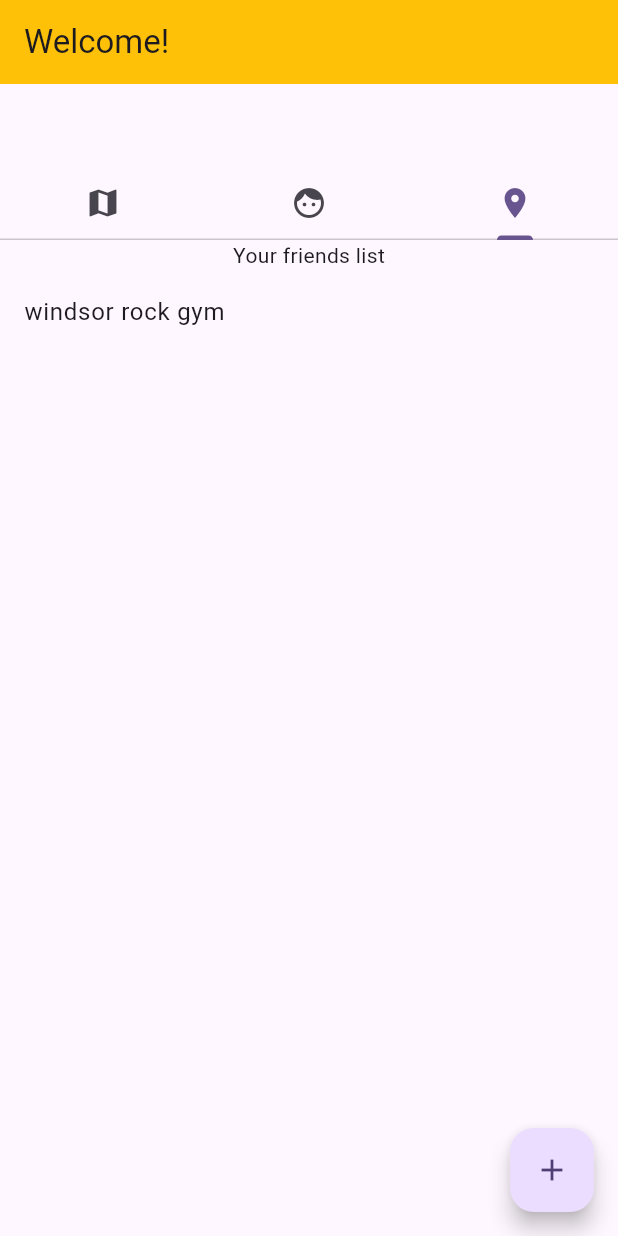
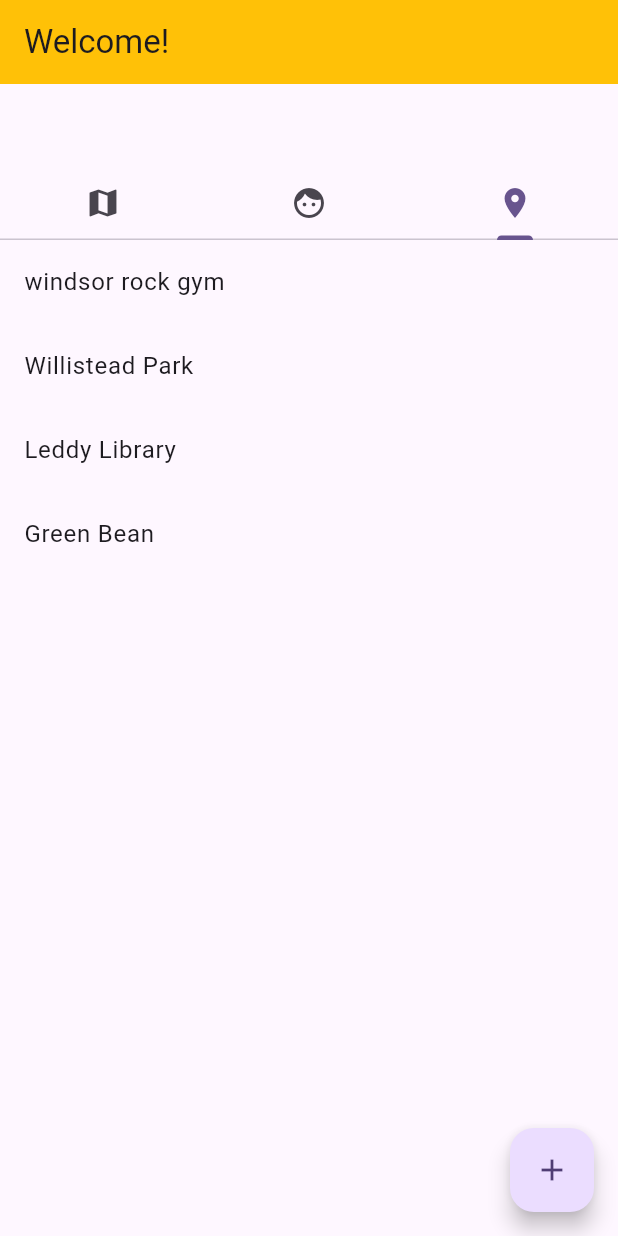
Before and after one commit to miranda0129/winhacks_2024, a Flutter app: the screen it shows after launch, tab 3 chosen, on a phone screen of 412 x 824 dp. Run offline on Flutter 3.47's test engine with Material 3 defaults, Android fonts, the phone set to English and light mode, and no system bars; our stand-ins replace google_maps_flutter; missing offline and left inert: flutter_google_places, google_api_headers, google_maps_webservice.

Commit message:
Refactor mapWidget to use Places model class

```diff
--- a/lib/model/place.dart
+++ b/lib/model/place.dart
@@ -2,11 +2,36 @@
 import 'package:google_maps_flutter/google_maps_flutter.dart';
 
 class Place {
+  int id;
   String name;
-  //LatLng location;
+  LatLng location;
+  String comment;
 
   Place({
+    required this.id,
     required this.name,
-    //required this.location,
+    required this.location,
+    required this.comment,
   });
+
+  static List<Place> getPlaces() {
+      return [
+        Place(id: 1, name: "windsor rock gym", location: const LatLng(42.31542205810547,-83.00333404541016), comment: "Bouldering hangout spot, busiest on Wed & Fri."),
+        Place(id: 2, name: "Willistead Park", location: const LatLng(42.31794738769531,-83.00985717773438), comment: "Pretty paths for mental health walks."),
+        Place(id: 3, name: "Leddy Library", location: const LatLng(42.30780029296875,-83.06781768798828), comment: "Nice atmosphere for getting work done!"),
+        Place(id: 4, name: "Green Bean", location: const LatLng(42.305442810058594,-83.06262969970703), comment: "Great coffee and music, very cozy."),
+      ];
+  }
+
+  Marker getMarker() {
+    return //[
+    Marker(
+        markerId: MarkerId('$id'),
+      position: location,
+      infoWindow: InfoWindow(
+        title: name,
+        snippet: comment,
+      )
+    );
+  }
 }
--- a/lib/screens/checkin_widget.dart
+++ b/lib/screens/checkin_widget.dart
@@ -10,9 +10,7 @@ class CheckInWidget extends StatefulWidget {
 }
 
 class _CheckInWidgetState extends State<CheckInWidget> {
-  List<Place> places = [
-    Place(name: "windsor rock gym")
-  ];
+  List<Place> places = Place.getPlaces();
 
   @override
   Widget build(BuildContext context) {
@@ -20,9 +18,6 @@ class _CheckInWidgetState extends State<CheckInWidget> {
       body: Center(
         child: Column(
           children: [
-            const Text(
-              'Your friends list'
-            ),
             Expanded(
               child: ListView.builder(
                 itemCount: places.length,
--- a/lib/screens/map_widget.dart
+++ b/lib/screens/map_widget.dart
@@ -3,6 +3,7 @@ import 'package:google_maps_flutter/google_maps_flutter.dart'; // for google map
 import 'package:flutter_google_places/flutter_google_places.dart';
 import 'package:google_api_headers/google_api_headers.dart';
 import 'package:google_maps_webservice/places.dart';
+import 'package:winhacks_2024/model/place.dart';
 // instructions: https://codelabs.developers.google.com/codelabs/google-maps-in-flutter#3
 
 class MapWidget extends StatefulWidget {
@@ -21,46 +22,18 @@ class _MapWidgetState extends State<MapWidget> {
     mapController = controller;
   }
 
+  List<Marker> getMarkers(List<Place> places) {
+    List<Marker> markers = [];
+    for (Place place in places) {
+      markers.add(place.getMarker());
+    }
+    return markers;
+  }
+
   // list of map markers on google map
   List<Marker> _marker = [];
-  final List<Marker> _list = const [
-
-    Marker(
-        markerId: MarkerId('1'),
-      position: LatLng(42.31542205810547,-83.00333404541016),
-      infoWindow: InfoWindow(
-        title: 'Windsor Rock Gym',
-        snippet: "Bouldering hangout spot, busiest on Wed & Fri.",
-      )
-    ),
-
-    Marker(
-        markerId: MarkerId('2'),
-        position: LatLng(42.31794738769531,-83.00985717773438),
-        infoWindow: InfoWindow(
-          title: 'Willistead Park',
-          snippet: "Pretty paths for mental health walks."
-        )
-    ),
-
-    Marker(
-        markerId: MarkerId('3'),
-        position: LatLng(42.30780029296875,-83.06781768798828),
-        infoWindow: InfoWindow(
-          title: 'Leddy Library',
-          snippet: "Nice atmosphere for getting work done!"
-        )
-    ),
-
-        Marker(
-        markerId: MarkerId('4'),
-        position: LatLng(42.305442810058594,-83.06262969970703),
-        infoWindow: InfoWindow(
-          title: 'Green Bean',
-          snippet: "Great coffee and music, very cozy."
-        )
-    ),
-    ];
+  final List<Place> places = Place.getPlaces();
+  late final List<Marker> _list = getMarkers(places);
 
     //BitmapDescriptor markerIcon1 = BitmapDescriptor.defaultMarker;
     //BitmapDescriptor markerIcon2 = BitmapDescriptor.defaultMarker;
```
Also changed, not shown: pubspec.lock, 1 other file.
